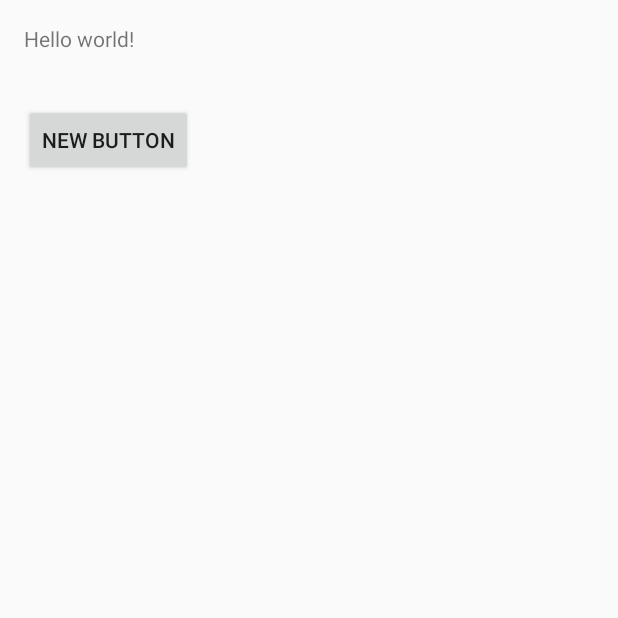
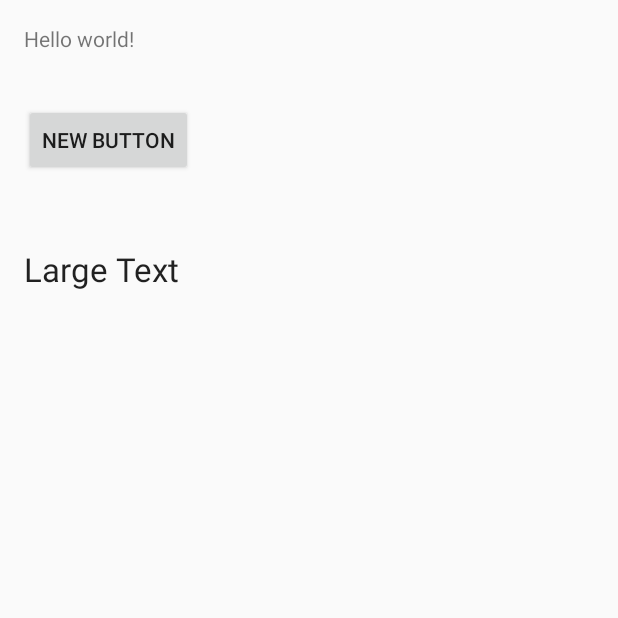
Before and after one commit to HanAsteroid/branch, an Android app: the screen it shows after launch (MainActivity), on a phone screen of 412 x 824 dp, the top half of it. Run offline under Robolectric (Android 15) with nearby library versions, the phone set to English and light mode, and no system bars.

Commit message:
增加textview

```diff
--- a/app/src/main/res/layout/activity_main.xml
+++ b/app/src/main/res/layout/activity_main.xml
@@ -24,4 +24,15 @@
         android:layout_alignParentStart="true"
         android:layout_marginTop="34dp" />
 
+    <TextView
+        android:layout_width="wrap_content"
+        android:layout_height="wrap_content"
+        android:textAppearance="?android:attr/textAppearanceLarge"
+        android:text="Large Text"
+        android:id="@+id/textView2"
+        android:layout_below="@+id/button"
+        android:layout_alignParentLeft="true"
+        android:layout_alignParentStart="true"
+        android:layout_marginTop="47dp" />
+
 </RelativeLayout>
```
